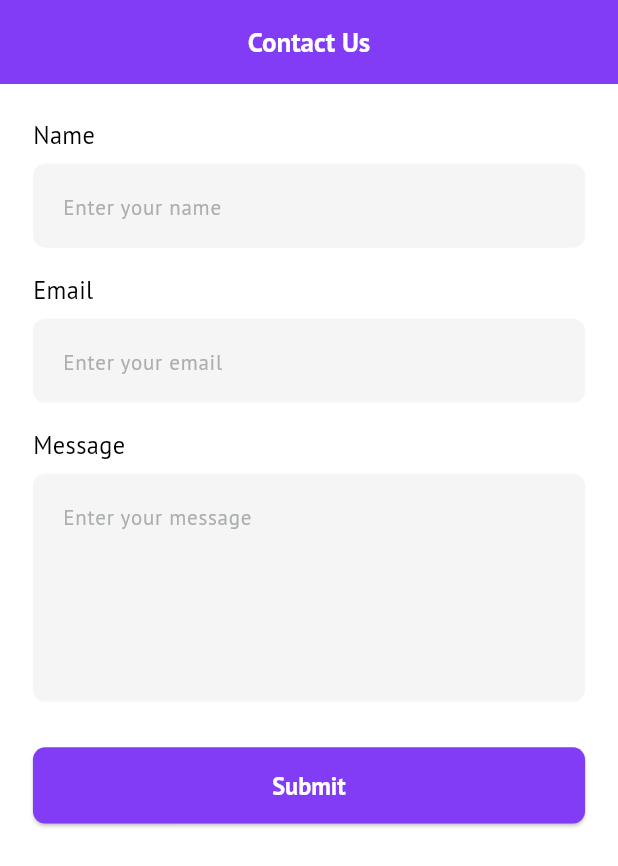
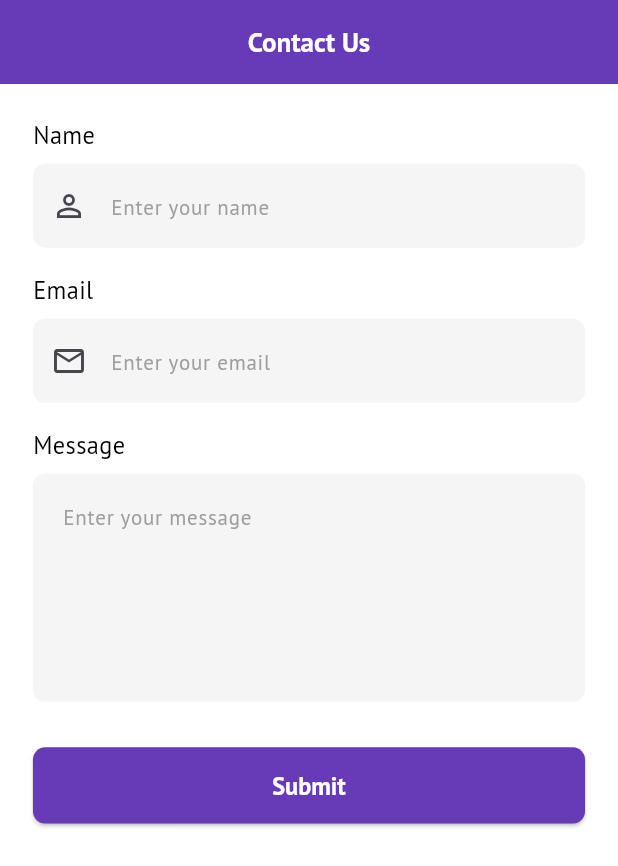
Before and after one commit to deepakSoftRadixNew/preptly_demo, a Flutter app: the screen it shows after launch, on a phone screen of 412 x 824 dp. Shown: the top 866 px of the screen. Run offline on Flutter 3.47's test engine with Material 3 defaults, Android fonts, the phone set to English and light mode, and no system bars; our stand-ins replace equatable, flutter_bloc, flutter_screenutil, get_it, go_router, google_fonts and 1 more.

Commit message:
Refactor contact form fields and update color constants
- Updated color constants in AppColors to use Material Colors for consistency.
- Refactored contact form fields in ContactUsView to separate widget methods for better readability and maintainability.
- Added focus nodes for each input field in ContactUsCubit to manage focus transitions.
- Enhanced form field validation and submission handling with improved user experience.

```diff
--- a/lib/core/constants/app_colors.dart
+++ b/lib/core/constants/app_colors.dart
@@ -1,13 +1,16 @@
 import 'package:flutter/material.dart';
 
+/// AppColors defines the color palette for the application
 class AppColors {
   static String fontFamily = 'PT Sans';
-  static Color primaryColor = const Color(0xff833cf6);
-  static Color primaryColorDark = const Color(0xff461597);
-  static Color whiteColor = const Color(0xffffffff);
-  static Color blackColor = const Color(0xff000000);
-  static Color hintColor = const Color(0xffacafaf);
+  static Color primaryColor = Colors.deepPurple;
+  static Color primaryColorDark = Colors.deepPurple.shade800;
+  static Color primaryLightColor = Colors.deepPurple.shade200;
+  static Color whiteColor = Colors.white;
+  static Color blackColor = Colors.black;
+  static Color hintColor = Colors.grey;
   static Color lightBlackColor = const Color(0xff3c3c3d);
   static Color greenButtonTopColor = const Color(0xff88e68b);
   static Color greyTextColor = const Color(0xffc7c5cc);
+  static Color red = Colors.red;
 }
--- a/lib/features/contact_us/cubit/contact_us_cubit.dart
+++ b/lib/features/contact_us/cubit/contact_us_cubit.dart
@@ -17,6 +17,11 @@ class ContactUsCubit extends Cubit<ContactUsState> {
   final emailController = TextEditingController();
   final messageController = TextEditingController();
 
+  // Focus nodes for each field
+  final nameFocusNode = FocusNode();
+  final emailFocusNode = FocusNode();
+  final messageFocusNode = FocusNode();
+
   // Validation constants
   static const int minNameLength = 2;
   static const int minMessageWords = 10;
@@ -30,7 +35,18 @@ class ContactUsCubit extends Cubit<ContactUsState> {
     nameController.dispose();
     emailController.dispose();
     messageController.dispose();
+
+    nameFocusNode.dispose();
+    emailFocusNode.dispose();
+    messageFocusNode.dispose();
+
     return super.close();
+  }
+
+  // Move focus to the next field
+  void fieldFocusChange(BuildContext context, FocusNode currentFocus, FocusNode nextFocus) {
+    currentFocus.unfocus();
+    FocusScope.of(context).requestFocus(nextFocus);
   }
 
   // Validate name field
--- a/lib/features/contact_us/screen/contact_us_screen.dart
+++ b/lib/features/contact_us/screen/contact_us_screen.dart
@@ -100,36 +100,13 @@ class ContactUsView extends StatelessWidget {
           child: Column(
             crossAxisAlignment: CrossAxisAlignment.start,
             children: [
-              _buildFormField(
-                context: context,
-                label: AppStrings.name,
-                hint: AppStrings.enterName,
-                controller: cubit.nameController,
-                validator: cubit.validateName,
-                onChanged: cubit.updateNameError,
-              ),
+              _buildNameField(context, cubit),
               SizedBox(height: 16.h),
 
-              _buildFormField(
-                context: context,
-                label: AppStrings.email,
-                hint: AppStrings.enterEmail,
-                controller: cubit.emailController,
-                validator: cubit.validateEmail,
-                keyboardType: TextInputType.emailAddress,
-                onChanged: cubit.updateEmailError,
-              ),
+              _buildEmailField(context, cubit),
               SizedBox(height: 16.h),
 
-              _buildFormField(
-                context: context,
-                label: AppStrings.message,
-                hint: AppStrings.enterMessage,
-                controller: cubit.messageController,
-                validator: cubit.validateMessage,
-                maxLines: 5,
-                onChanged: cubit.updateMessageError,
-              ),
+              _buildMessageField(context, cubit),
               SizedBox(height: 30.h),
 
               _buildSubmitButton(context),
@@ -143,29 +120,85 @@ class ContactUsView extends StatelessWidget {
     );
   }
 
-  /// Builds a form field with label and input field
-  Widget _buildFormField({
-    required BuildContext context,
-    required String label,
-    required String hint,
-    required TextEditingController controller,
-    required String? Function(String?) validator,
-    required void Function(String?) onChanged,
-    TextInputType? keyboardType,
-    int? maxLines,
-  }) {
+  /// Builds the name input field
+  Widget _buildNameField(BuildContext context, ContactUsCubit cubit) {
     return Column(
       crossAxisAlignment: CrossAxisAlignment.start,
       children: [
-        _buildFieldLabel(label),
+        _buildFieldLabel(AppStrings.name),
         SizedBox(height: 8.h),
         TextFormField(
-          controller: controller,
-          validator: validator,
-          keyboardType: keyboardType,
-          maxLines: maxLines ?? 1,
-          onChanged: onChanged,
-          decoration: InputDecoration(hintText: hint),
+          focusNode: cubit.nameFocusNode,
+          controller: cubit.nameController,
+          textInputAction: TextInputAction.next,
+          keyboardType: TextInputType.name,
+          textCapitalization: TextCapitalization.words,
+          onFieldSubmitted:
+              (_) => cubit.fieldFocusChange(context, cubit.nameFocusNode, cubit.emailFocusNode),
+          validator: cubit.validateName,
+          onChanged: cubit.updateNameError,
+          decoration: InputDecoration(
+            hintText: AppStrings.enterName,
+            prefixIcon: const Icon(Icons.person_outline),
+          ),
+          style: GoogleFonts.ptSans(fontSize: 16.sp),
+          autovalidateMode: AutovalidateMode.onUserInteraction,
+        ),
+      ],
+    );
+  }
+
+  /// Builds the email input field
+  Widget _buildEmailField(BuildContext context, ContactUsCubit cubit) {
+    return Column(
+      crossAxisAlignment: CrossAxisAlignment.start,
+      children: [
+        _buildFieldLabel(AppStrings.email),
+        SizedBox(height: 8.h),
+        TextFormField(
+          focusNode: cubit.emailFocusNode,
+          controller: cubit.emailController,
+          textInputAction: TextInputAction.next,
+          keyboardType: TextInputType.emailAddress,
+          onFieldSubmitted:
+              (_) => cubit.fieldFocusChange(context, cubit.emailFocusNode, cubit.messageFocusNode),
+          validator: cubit.validateEmail,
+          onChanged: cubit.updateEmailError,
+          decoration: InputDecoration(
+            hintText: AppStrings.enterEmail,
+            prefixIcon: const Icon(Icons.email_outlined),
+          ),
+          style: GoogleFonts.ptSans(fontSize: 16.sp),
+          autovalidateMode: AutovalidateMode.onUserInteraction,
+        ),
+      ],
+    );
+  }
+
+  /// Builds the message input field
+  Widget _buildMessageField(BuildContext context, ContactUsCubit cubit) {
+    return Column(
+      crossAxisAlignment: CrossAxisAlignment.start,
+      children: [
+        _buildFieldLabel(AppStrings.message),
+        SizedBox(height: 8.h),
+        TextFormField(
+          focusNode: cubit.messageFocusNode,
+          controller: cubit.messageController,
+          textInputAction: TextInputAction.done,
+          keyboardType: TextInputType.multiline,
+          maxLines: 5,
+          onFieldSubmitted: (_) {
+            cubit.messageFocusNode.unfocus();
+            cubit.submitForm();
+          },
+          validator: cubit.validateMessage,
+          onChanged: cubit.updateMessageError,
+          decoration: InputDecoration(
+            hintText: AppStrings.enterMessage,
+            // prefixIcon: const Icon(Icons.message_outlined),
+            alignLabelWithHint: true,
+          ),
           style: GoogleFonts.ptSans(fontSize: 16.sp),
           autovalidateMode: AutovalidateMode.onUserInteraction,
         ),
@@ -216,7 +249,7 @@ class ContactUsView extends StatelessWidget {
           padding: EdgeInsets.only(top: 16.h),
           child: Text(
             state.errorMessage!,
-            style: GoogleFonts.ptSans(fontSize: 14.sp, color: Colors.red),
+            style: GoogleFonts.ptSans(fontSize: 14.sp, color: AppColors.red),
             textAlign: TextAlign.center,
           ),
         );
```
